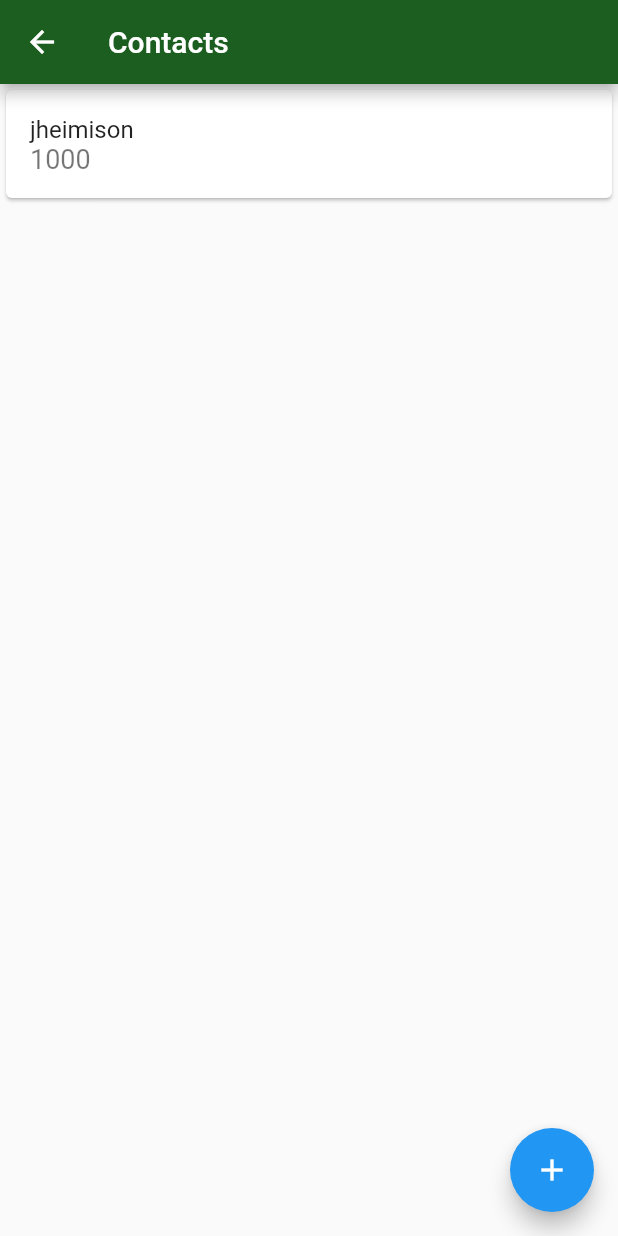
After one commit to JheimisonFLX/bytebank, a Flutter app: the screen it shows after launch, after a tap on "Contacts", on a phone screen of 412 x 824 dp. The commit adds this screen. Run offline on Flutter 3.47's test engine with Material 2 defaults, Android fonts, the phone set to English and light mode, and no system bars.

Commit message:
Aula02 - 01

```diff
--- a/lib/main.dart
+++ b/lib/main.dart
@@ -1,6 +1,7 @@
-import 'dart:ui';
+import 'package:bytebank/screens/dashboard.dart';
+import 'package:flutter/material.dart';
 
-import 'package:flutter/material.dart';
+import 'screens/contacts_list.dart';
 
 void main() {
   runApp(const BytebankApp());
@@ -20,54 +21,3 @@ class BytebankApp extends StatelessWidget {
     );
   }
 }
-
-class Dashboard extends StatelessWidget {
-  const Dashboard({Key? key}) : super(key: key);
-
-  @override
-  Widget build(BuildContext context) {
-    return Scaffold(
-      appBar: AppBar(
-        title: Text('Dashboard'),
-      ),
-      body: Column(
-        mainAxisAlignment: MainAxisAlignment.spaceBetween,
-        crossAxisAlignment: CrossAxisAlignment.start,
-        children: [
-          //Image.network('https://cdn.pixabay.com/photo/2020/08/09/14/25/business-5475660_960_720.jpg')
-          Padding(
-            padding: const EdgeInsets.all(8.0),
-            child: Image.asset('images/bytebank_logo.png'),
-          ),
-          Padding(
-            padding: const EdgeInsets.all(8.0),
-            child: Container(
-              padding: EdgeInsets.all(8.0),
-              height: 100,
-              color: Theme.of(context).primaryColor,
-              width: 150,
-              child: Column(
-                mainAxisAlignment: MainAxisAlignment.spaceBetween,
-                crossAxisAlignment: CrossAxisAlignment.start,
-                children: [
-                  Icon(
-                    Icons.people,
-                    color: Colors.white,
-                    size: 30.0,
-                  ),
-                  Text(
-                    'Contacts',
-                    style: TextStyle(
-                      color: Colors.white,
-                      fontSize: 18.0,
-                    ),
-                  )
-                ],
-              ),
-            ),
-          )
-        ],
-      ),
-    );
-  }
-}
--- /dev/null
+++ b/lib/screens/contacts_list.dart
@@ -0,0 +1,32 @@
+import 'package:flutter/material.dart';
+
+class ContactsList extends StatelessWidget {
+  const ContactsList({Key? key}) : super(key: key);
+
+  @override
+  Widget build(BuildContext context) {
+    return Scaffold(
+      appBar: AppBar(
+        title: Text('Contacts'),
+      ),
+      body: ListView(
+        children: [
+          Card(
+            child: ListTile(
+              title: Text('jheimison'),
+              subtitle: Text('1000', style: TextStyle(
+                fontSize: 18.0,
+              ),),
+            ),
+          )
+        ],
+      ),
+      floatingActionButton: FloatingActionButton(
+        onPressed: (){},
+        child: Icon(
+          Icons.add,
+        ),
+      ),
+    );
+  }
+}
--- /dev/null
+++ b/lib/screens/dashboard.dart
@@ -0,0 +1,64 @@
+import 'package:flutter/material.dart';
+import 'contacts_list.dart';
+
+class Dashboard extends StatelessWidget {
+  const Dashboard({Key? key}) : super(key: key);
+
+  @override
+  Widget build(BuildContext context) {
+    return Scaffold(
+      appBar: AppBar(
+        title: Text('Dashboard'),
+      ),
+      body: Column(
+        mainAxisAlignment: MainAxisAlignment.spaceBetween,
+        crossAxisAlignment: CrossAxisAlignment.start,
+        children: [
+          //Image.network('https://cdn.pixabay.com/photo/2020/08/09/14/25/business-5475660_960_720.jpg')
+          Padding(
+            padding: const EdgeInsets.all(8.0),
+            child: Image.asset('images/bytebank_logo.png'),
+          ),
+          Padding(
+            padding: const EdgeInsets.all(8.0),
+            child: Material(
+              color: Theme.of(context).primaryColor,
+              child: InkWell(
+                onTap: () {
+                  Navigator.of(context).push(
+                    MaterialPageRoute(
+                      builder: (context) => ContactsList(),
+                    ),
+                  );
+                },
+                child: Container(
+                  padding: EdgeInsets.all(8.0),
+                  height: 100,
+                  width: 150,
+                  child: Column(
+                    mainAxisAlignment: MainAxisAlignment.spaceBetween,
+                    crossAxisAlignment: CrossAxisAlignment.start,
+                    children: [
+                      Icon(
+                        Icons.people,
+                        color: Colors.white,
+                        size: 30.0,
+                      ),
+                      Text(
+                        'Contacts',
+                        style: TextStyle(
+                          color: Colors.white,
+                          fontSize: 18.0,
+                        ),
+                      )
+                    ],
+                  ),
+                ),
+              ),
+            ),
+          )
+        ],
+      ),
+    );
+  }
+}
```
